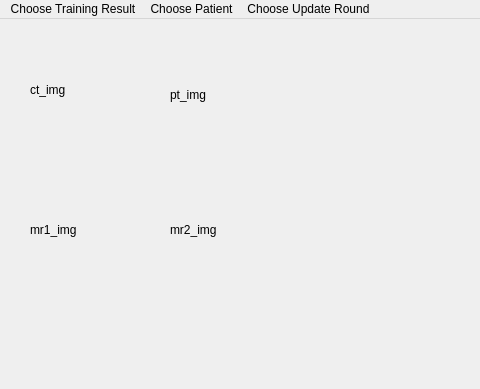
BBQtime/iDL_3d, file py_code/main_window.ui: the form before one commit; both pictures show x 0 to 480 and y 0 to 389 of the 908 by 851 pixel window.
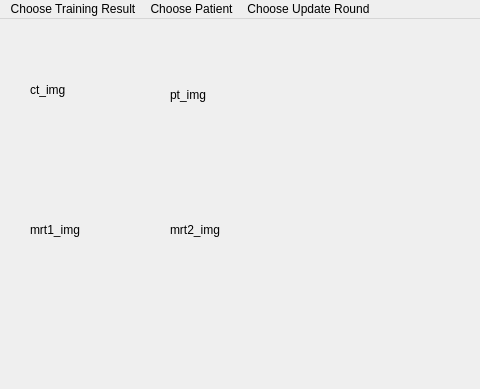
The form after the commit.

```diff
--- a/py_code/main_window.ui
+++ b/py_code/main_window.ui
@@ -50,7 +50,7 @@
      </rect>
     </property>
     <property name="text">
-     <string>mr1_img</string>
+     <string>mrt1_img</string>
     </property>
    </widget>
    <widget class="QLabel" name="_img_frame_mrt2">
@@ -63,7 +63,7 @@
      </rect>
     </property>
     <property name="text">
-     <string>mr2_img</string>
+     <string>mrt2_img</string>
     </property>
    </widget>
    <widget class="QLabel" name="_text_label_idl_gtvt">
```
Left out of the diff: 8 changed lines with no effect on the pictures.
